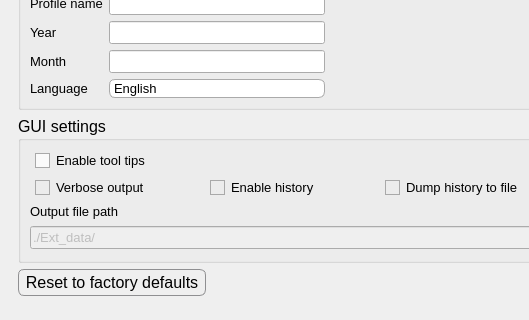
Above: apps/Lab-on-a-tip/tools.ui from bellonemauro/Labonatip2.0 before the change; both pictures show x 0 to 529 and y 90 to 410 of the 611 by 671 pixel window. Below: the same form after it.
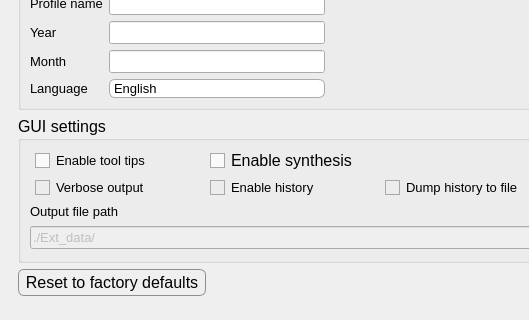
That is the form after the change. The open tabs and pages were chosen to show the change. Icons and pictures are not drawn.

Commit message: just a try with speech synthesis

```diff
--- a/apps/Lab-on-a-tip/tools.ui
+++ b/apps/Lab-on-a-tip/tools.ui
@@ -375,6 +375,13 @@
              </property>
             </widget>
            </item>
+           <item row="0" column="1">
+            <widget class="QCheckBox" name="checkBox_enableSynthesis">
+             <property name="text">
+              <string>Enable synthesis</string>
+             </property>
+            </widget>
+           </item>
           </layout>
          </widget>
         </item>
```
Left out of the diff: 2 changed lines with no effect on the pictures. The commit also changes 6 other files.
